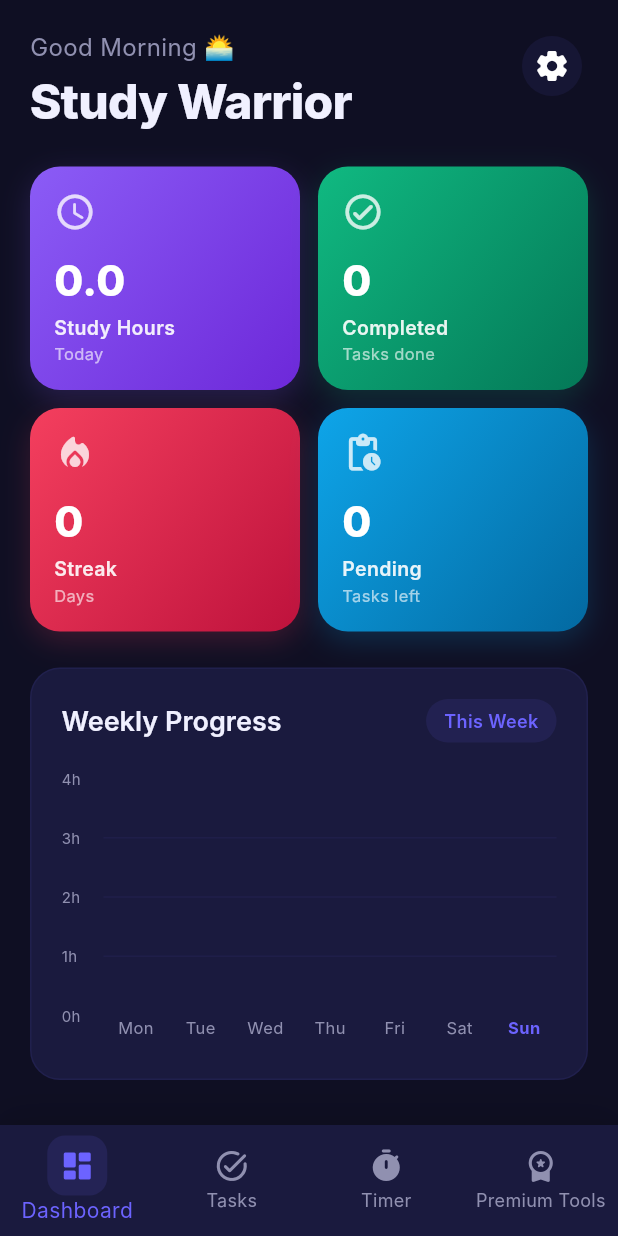
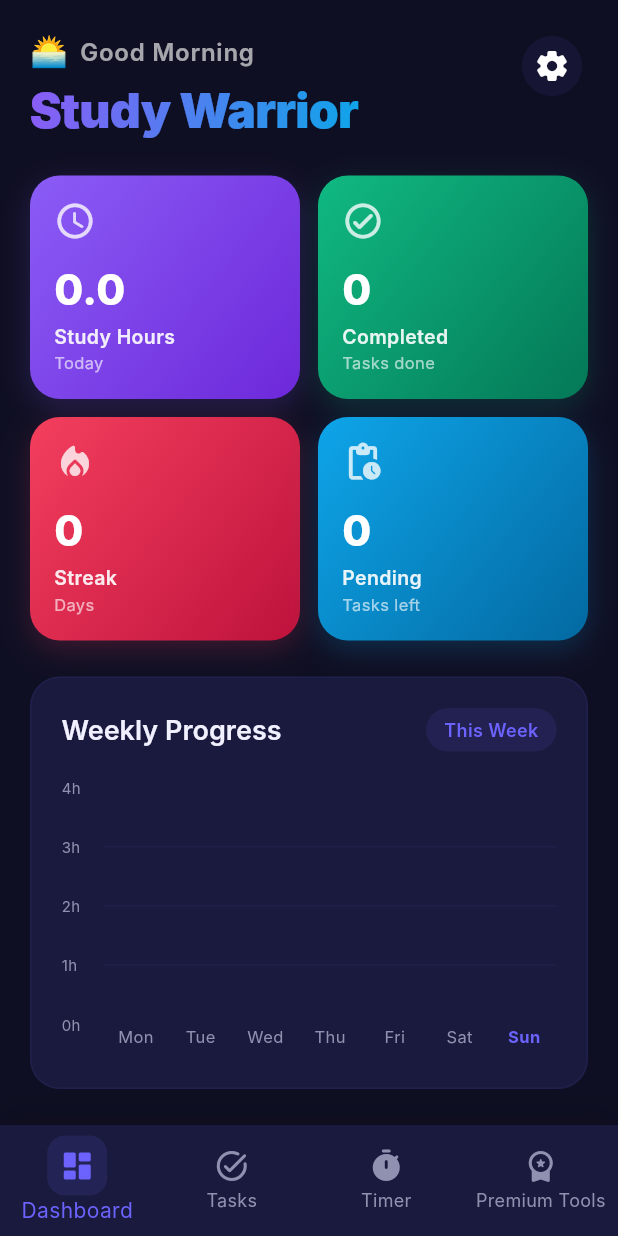
Before and after one commit to ragiib/study_worrior, a Flutter app: the screen it shows after launch, on a phone screen of 412 x 824 dp. Run offline on Flutter 3.47's test engine with Material 3 defaults, Android fonts, the phone set to English and light mode, and no system bars; drawn by our look-alikes of fl_chart; our stand-ins replace flutter_local_notifications, flutter_markdown, hive_flutter, image_picker, pdf, printing and 3 more; missing offline and left inert: google_mlkit_text_recognition; accounts and stored records are empty; Roboto replaces fonts that are missing (Inter).

Commit message:
little changes

```diff
--- a/study_warrior/lib/app/screens/dashboard_screen.dart
+++ b/study_warrior/lib/app/screens/dashboard_screen.dart
@@ -80,16 +80,40 @@ class DashboardScreen extends StatelessWidget {
         Column(
           crossAxisAlignment: CrossAxisAlignment.start,
           children: [
-            Text(
-              '$greeting $emoji',
-              style: Theme.of(context).textTheme.bodyMedium?.copyWith(fontSize: 16),
+            Row(
+              crossAxisAlignment: CrossAxisAlignment.center,
+              children: [
+                Text(
+                  emoji,
+                  style: const TextStyle(fontSize: 20),
+                ),
+                const SizedBox(width: 8),
+                Text(
+                  greeting,
+                  style: Theme.of(context).textTheme.titleMedium?.copyWith(
+                        color: Theme.of(context).colorScheme.onSurface.withAlpha(160),
+                        fontWeight: FontWeight.w600,
+                        letterSpacing: 0.5,
+                      ),
+                ),
+              ],
             ),
-            SizedBox(height: 4),
-            Text(
-              'Study Warrior',
-              style: Theme.of(context).textTheme.headlineLarge?.copyWith(
-                    fontWeight: FontWeight.w800,
-                  ),
+            const SizedBox(height: 4),
+            ShaderMask(
+              blendMode: BlendMode.srcIn,
+              shaderCallback: (bounds) => const LinearGradient(
+                colors: [Color(0xFF8B5CF6), Color(0xFF0EA5E9)],
+                begin: Alignment.topLeft,
+                end: Alignment.bottomRight,
+              ).createShader(Rect.fromLTWH(0, 0, bounds.width, bounds.height)),
+              child: Text(
+                'Study Warrior',
+                style: Theme.of(context).textTheme.headlineLarge?.copyWith(
+                      fontWeight: FontWeight.w900,
+                      letterSpacing: -0.5,
+                      fontSize: 32,
+                    ),
+              ),
             ),
           ],
         ),
```
